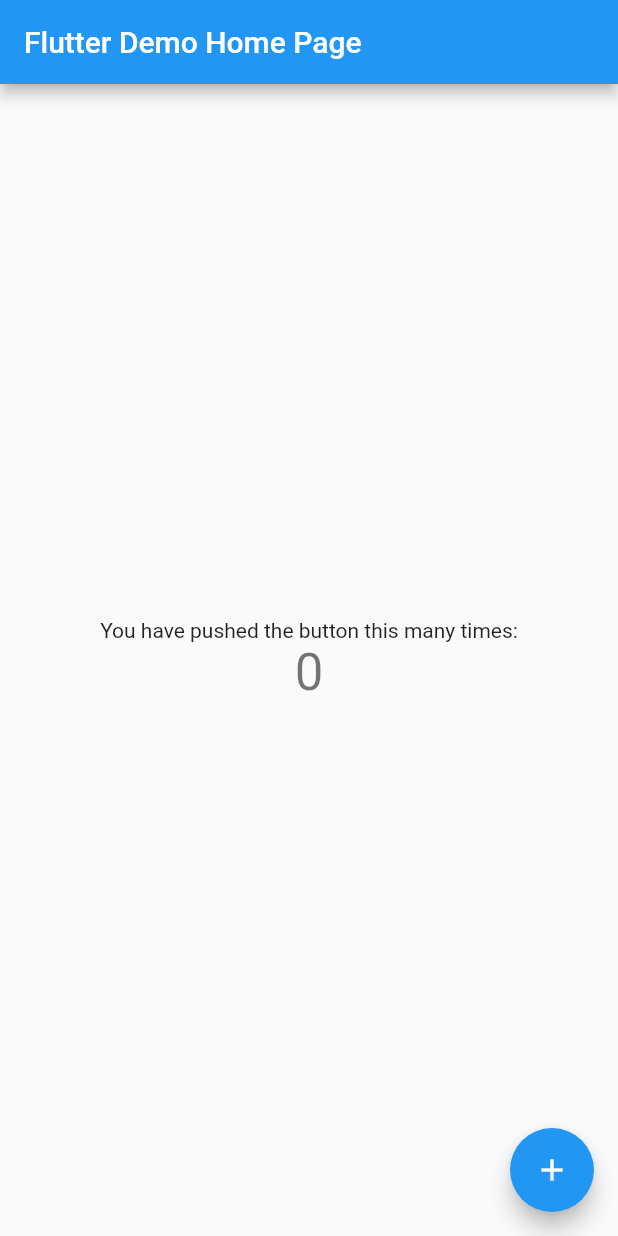
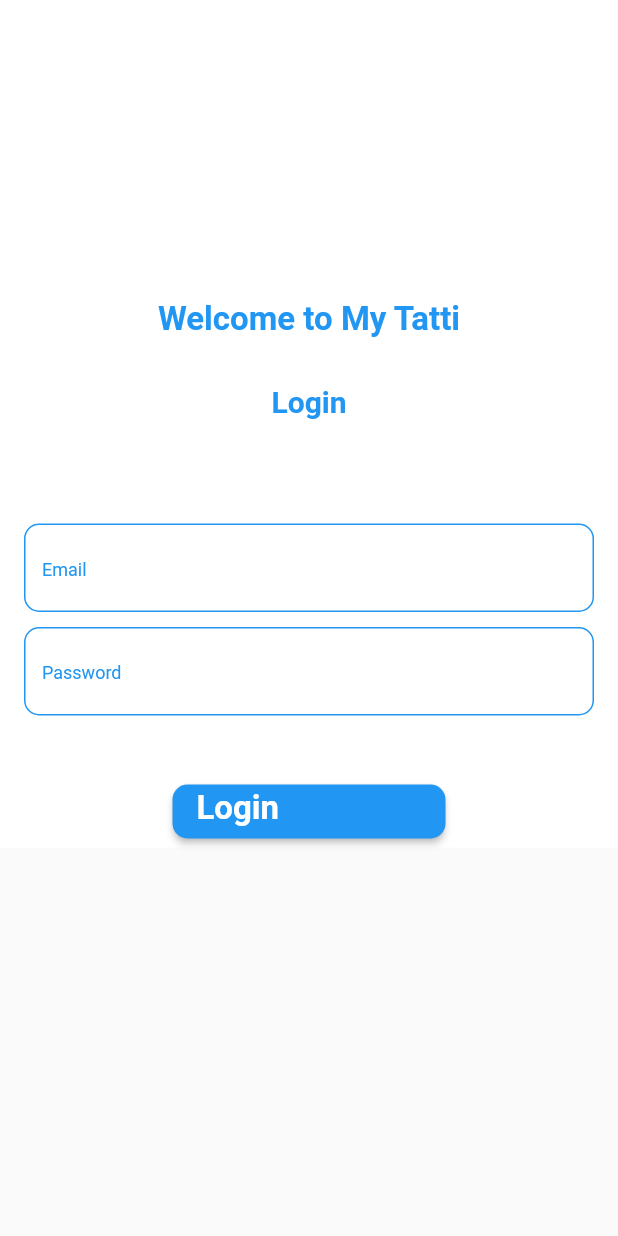
Before and after one commit to SyedMahide/Offline-Database, a Flutter app: the screen it shows after launch, on a phone screen of 412 x 824 dp. Run offline on Flutter 3.47's test engine with Material 2 defaults, Android fonts, the phone set to English and light mode, and no system bars.

Commit message:
first commit

```diff
--- /dev/null
+++ b/lib/login_screen.dart
@@ -0,0 +1,112 @@
+import 'package:flutter/material.dart';
+
+class LoginScreen extends StatefulWidget {
+  const LoginScreen({Key? key}) : super(key: key);
+
+  @override
+  State<StatefulWidget> createState() {
+    return _LoginScreenState();
+  }
+}
+
+class _LoginScreenState extends State<LoginScreen> {
+  @override
+  Widget build(BuildContext context) {
+    return Scaffold(
+      body: SingleChildScrollView(
+        child: Container(
+          color: Colors.white,
+          child: Column(
+            mainAxisAlignment: MainAxisAlignment.center,
+            children: [
+              Container(
+                alignment: Alignment.center,
+                margin: const EdgeInsets.only(top: 200),
+                // ignore: prefer_const_constructors
+                child: Text(
+                  "Welcome to My Tatti",
+                  // ignore: prefer_const_constructors
+                  style: TextStyle(
+                      fontSize: 22,
+                      fontWeight: FontWeight.w600,
+                      color: Colors.blue),
+                ),
+              ),
+              Container(
+                alignment: Alignment.center,
+                margin: EdgeInsets.only(top: 30),
+                // ignore: prefer_const_constructors
+                child: Text(
+                  "Login",
+                  style: TextStyle(
+                      fontWeight: FontWeight.w600,
+                      fontSize: 20,
+                      color: Colors.blue),
+                ),
+              ),
+              Container(
+                margin: EdgeInsets.only(top: 70, left: 16, right: 16),
+                child: TextFormField(
+                  decoration: InputDecoration(
+                    border: InputBorder.none,
+                    enabledBorder: OutlineInputBorder(
+                      borderRadius: BorderRadius.all(Radius.circular(10)),
+                      borderSide: BorderSide(color: Colors.blue),
+                    ),
+                    focusedBorder: OutlineInputBorder(
+                      borderRadius: BorderRadius.all(Radius.circular(10)),
+                      borderSide: BorderSide(color: Colors.blue),
+                    ),
+                    hintText: "Email",
+                    hintStyle: TextStyle(
+                        color: Colors.blue,
+                        fontSize: 12,
+                        fontWeight: FontWeight.w400),
+                  ),
+                ),
+              ),
+              Container(
+                margin: EdgeInsets.only(top: 10, left: 16, right: 16),
+                child: TextFormField(
+                  decoration: InputDecoration(
+                    border: InputBorder.none,
+                    enabledBorder: OutlineInputBorder(
+                      borderRadius: BorderRadius.all(Radius.circular(10)),
+                      borderSide: BorderSide(color: Colors.blue),
+                    ),
+                    focusedBorder: OutlineInputBorder(
+                      borderRadius: BorderRadius.all(Radius.circular(10)),
+                      borderSide: BorderSide(color: Colors.blue),
+                    ),
+                    hintText: "Password",
+                    hintStyle: TextStyle(
+                        color: Colors.blue,
+                        fontWeight: FontWeight.w400,
+                        fontSize: 12),
+                  ),
+                ),
+              ),
+              Container(
+                alignment: Alignment.center,
+                margin: EdgeInsets.only(top: 40),
+                child: MaterialButton(
+                  onPressed: (){},
+                  color: Colors.blue,
+                  shape: RoundedRectangleBorder(
+                    borderRadius: BorderRadius.all(Radius.circular(10)),
+                  ),
+                  child: Container(
+                    height: 30,
+                    width: 150,
+                    child: Text("Login",
+                      style: TextStyle(fontSize: 22,fontWeight: FontWeight.w600,color: Colors.white),),
+                  ),
+                ),
+              )
+            ],
+          ),
+        ),
+      ),
+    );
+  }
+}
--- a/lib/main.dart
+++ b/lib/main.dart
@@ -1,115 +1,15 @@
 import 'package:flutter/material.dart';
+import 'package:offline_database/login_screen.dart';
 
 void main() {
-  runApp(const MyApp());
+  runApp(MyApp());
 }
 
 class MyApp extends StatelessWidget {
   const MyApp({Key? key}) : super(key: key);
 
-  // This widget is the root of your application.
   @override
   Widget build(BuildContext context) {
-    return MaterialApp(
-      title: 'Flutter Demo',
-      theme: ThemeData(
-        // This is the theme of your application.
-        //
-        // Try running your application with "flutter run". You'll see the
-        // application has a blue toolbar. Then, without quitting the app, try
-        // changing the primarySwatch below to Colors.green and then invoke
-        // "hot reload" (press "r" in the console where you ran "flutter run",
-        // or simply save your changes to "hot reload" in a Flutter IDE).
-        // Notice that the counter didn't reset back to zero; the application
-        // is not restarted.
-        primarySwatch: Colors.blue,
-      ),
-      home: const MyHomePage(title: 'Flutter Demo Home Page'),
-    );
+    return MaterialApp(debugShowCheckedModeBanner: false, home: LoginScreen());
   }
 }
-
-class MyHomePage extends StatefulWidget {
-  const MyHomePage({Key? key, required this.title}) : super(key: key);
-
-  // This widget is the home page of your application. It is stateful, meaning
-  // that it has a State object (defined below) that contains fields that affect
-  // how it looks.
-
-  // This class is the configuration for the state. It holds the values (in this
-  // case the title) provided by the parent (in this case the App widget) and
-  // used by the build method of the State. Fields in a Widget subclass are
-  // always marked "final".
-
-  final String title;
-
-  @override
-  State<MyHomePage> createState() => _MyHomePageState();
-}
-
-class _MyHomePageState extends State<MyHomePage> {
-  int _counter = 0;
-
-  void _incrementCounter() {
-    setState(() {
-      // This call to setState tells the Flutter framework that something has
-      // changed in this State, which causes it to rerun the build method below
-      // so that the display can reflect the updated values. If we changed
-      // _counter without calling setState(), then the build method would not be
-      // called again, and so nothing would appear to happen.
-      _counter++;
-    });
-  }
-
-  @override
-  Widget build(BuildContext context) {
-    // This method is rerun every time setState is called, for instance as done
-    // by the _incrementCounter method above.
-    //
-    // The Flutter framework has been optimized to make rerunning build methods
-    // fast, so that you can just rebuild anything that needs updating rather
-    // than having to individually change instances of widgets.
-    return Scaffold(
-      appBar: AppBar(
-        // Here we take the value from the MyHomePage object that was created by
-        // the App.build method, and use it to set our appbar title.
-        title: Text(widget.title),
-      ),
-      body: Center(
-        // Center is a layout widget. It takes a single child and positions it
-        // in the middle of the parent.
-        child: Column(
-          // Column is also a layout widget. It takes a list of children and
-          // arranges them vertically. By default, it sizes itself to fit its
-          // children horizontally, and tries to be as tall as its parent.
-          //
-          // Invoke "debug painting" (press "p" in the console, choose the
-          // "Toggle Debug Paint" action from the Flutter Inspector in Android
-          // Studio, or the "Toggle Debug Paint" command in Visual Studio Code)
-          // to see the wireframe for each widget.
-          //
-          // Column has various properties to control how it sizes itself and
-          // how it positions its children. Here we use mainAxisAlignment to
-          // center the children vertically; the main axis here is the vertical
-          // axis because Columns are vertical (the cross axis would be
-          // horizontal).
-          mainAxisAlignment: MainAxisAlignment.center,
-          children: <Widget>[
-            const Text(
-              'You have pushed the button this many times:',
-            ),
-            Text(
-              '$_counter',
-              style: Theme.of(context).textTheme.headline4,
-            ),
-          ],
-        ),
-      ),
-      floatingActionButton: FloatingActionButton(
-        onPressed: _incrementCounter,
-        tooltip: 'Increment',
-        child: const Icon(Icons.add),
-      ), // This trailing comma makes auto-formatting nicer for build methods.
-    );
-  }
-}
```
